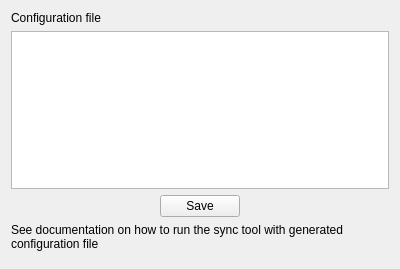
Before: the Qt Designer form Mergin/ui/ui_config_file_page.ui in MerginMaps/qgis-plugin, drawn with Qt 5.
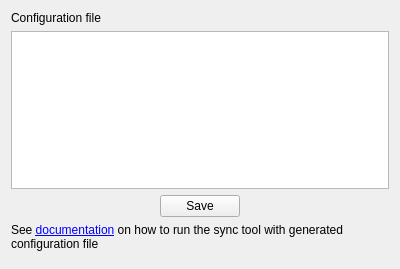
After: the same form once the commit is applied.

Diff of the .ui file:
```diff
--- a/Mergin/ui/ui_config_file_page.ui
+++ b/Mergin/ui/ui_config_file_page.ui
@@ -68,7 +68,7 @@
    <item>
     <widget class="QLabel" name="label_2">
      <property name="text">
-      <string>See documentation on how to run the sync tool with generated configuration file</string>
+      <string>&lt;html&gt;&lt;head/&gt;&lt;body&gt;&lt;p&gt;See &lt;a href=&quot;https://merginmaps.com/docs/dev/dbsync/&quot;&gt;&lt;span style=&quot; text-decoration: underline; color:#0000ff;&quot;&gt;documentation&lt;/span&gt;&lt;/a&gt; on how to run the sync tool with generated configuration file&lt;/p&gt;&lt;/body&gt;&lt;/html&gt;</string>
      </property>
      <property name="wordWrap">
       <bool>true</bool>
```
